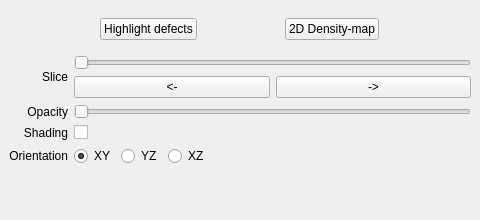
Qt form modules/4DCT/iA4DCTPlaneDockWidget.ui (3dct/open_iA) before a commit.
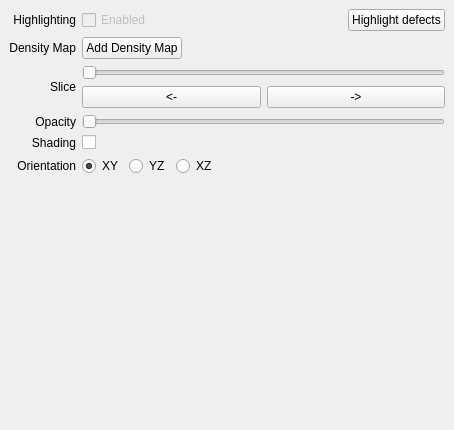
The same form after that commit.

Commit message: Added a checkbox to enable/disable highlighting

Patch:
```diff
--- a/modules/4DCT/iA4DCTPlaneDockWidget.ui
+++ b/modules/4DCT/iA4DCTPlaneDockWidget.ui
@@ -6,8 +6,8 @@
    <rect>
     <x>0</x>
     <y>0</y>
-    <width>480</width>
-    <height>220</height>
+    <width>454</width>
+    <height>430</height>
    </rect>
   </property>
   <property name="windowTitle">
@@ -15,151 +15,7 @@
   </property>
   <widget class="QWidget" name="dockWidgetContents">
    <layout class="QGridLayout" name="gridLayout">
-    <item row="7" column="0" colspan="2">
-     <spacer name="verticalSpacer">
-      <property name="orientation">
-       <enum>Qt::Vertical</enum>
-      </property>
-      <property name="sizeHint" stdset="0">
-       <size>
-        <width>20</width>
-        <height>40</height>
-       </size>
-      </property>
-     </spacer>
-    </item>
-    <item row="4" column="1">
-     <widget class="QCheckBox" name="cbShading">
-      <property name="text">
-       <string/>
-      </property>
-     </widget>
-    </item>
-    <item row="6" column="0">
-     <widget class="QLabel" name="label_3">
-      <property name="text">
-       <string>Orientation</string>
-      </property>
-      <property name="alignment">
-       <set>Qt::AlignRight|Qt::AlignTrailing|Qt::AlignVCenter</set>
-      </property>
-     </widget>
-    </item>
-    <item row="3" column="0">
-     <widget class="QLabel" name="label_2">
-      <property name="text">
-       <string>Opacity</string>
-      </property>
-      <property name="alignment">
-       <set>Qt::AlignRight|Qt::AlignTrailing|Qt::AlignVCenter</set>
-      </property>
-     </widget>
-    </item>
-    <item row="3" column="1">
-     <widget class="QSlider" name="sOpacity">
-      <property name="maximum">
-       <number>999</number>
-      </property>
-      <property name="orientation">
-       <enum>Qt::Horizontal</enum>
-      </property>
-     </widget>
-    </item>
-    <item row="1" column="0">
-     <widget class="QLabel" name="label">
-      <property name="text">
-       <string>Slice</string>
-      </property>
-      <property name="alignment">
-       <set>Qt::AlignRight|Qt::AlignTrailing|Qt::AlignVCenter</set>
-      </property>
-     </widget>
-    </item>
-    <item row="4" column="0">
-     <widget class="QLabel" name="label_4">
-      <property name="text">
-       <string>Shading</string>
-      </property>
-      <property name="alignment">
-       <set>Qt::AlignRight|Qt::AlignTrailing|Qt::AlignVCenter</set>
-      </property>
-     </widget>
-    </item>
-    <item row="0" column="0" colspan="2">
-     <widget class="QWidget" name="widget_2" native="true">
-      <layout class="QHBoxLayout" name="horizontalLayout_2">
-       <item>
-        <widget class="QPushButton" name="pbHighlightDefects">
-         <property name="sizePolicy">
-          <sizepolicy hsizetype="Maximum" vsizetype="Fixed">
-           <horstretch>0</horstretch>
-           <verstretch>0</verstretch>
-          </sizepolicy>
-         </property>
-         <property name="text">
-          <string>Highlight defects</string>
-         </property>
-        </widget>
-       </item>
-       <item>
-        <widget class="QPushButton" name="pbDensityMap">
-         <property name="sizePolicy">
-          <sizepolicy hsizetype="Maximum" vsizetype="Fixed">
-           <horstretch>0</horstretch>
-           <verstretch>0</verstretch>
-          </sizepolicy>
-         </property>
-         <property name="text">
-          <string>2D Density-map</string>
-         </property>
-        </widget>
-       </item>
-      </layout>
-     </widget>
-    </item>
-    <item row="1" column="1">
-     <widget class="QWidget" name="widget_3" native="true">
-      <layout class="QGridLayout" name="gridLayout_2">
-       <property name="leftMargin">
-        <number>0</number>
-       </property>
-       <property name="topMargin">
-        <number>0</number>
-       </property>
-       <property name="rightMargin">
-        <number>0</number>
-       </property>
-       <property name="bottomMargin">
-        <number>0</number>
-       </property>
-       <item row="1" column="0">
-        <widget class="QPushButton" name="pbPrevious">
-         <property name="text">
-          <string>&lt;-</string>
-         </property>
-        </widget>
-       </item>
-       <item row="1" column="1">
-        <widget class="QPushButton" name="pbNext">
-         <property name="text">
-          <string>-&gt;</string>
-         </property>
-        </widget>
-       </item>
-       <item row="0" column="0" colspan="2">
-        <widget class="QSlider" name="sSlice">
-         <property name="maximum">
-          <number>9999</number>
-         </property>
-         <property name="orientation">
-          <enum>Qt::Horizontal</enum>
-         </property>
-        </widget>
-       </item>
-      </layout>
-     </widget>
-    </item>
-    <item row="6" column="1">
+    <item row="8" column="1">
      <widget class="QWidget" name="widget" native="true">
       <layout class="QHBoxLayout" name="horizontalLayout">
        <property name="leftMargin">
@@ -214,6 +70,192 @@
       </layout>
      </widget>
     </item>
+    <item row="3" column="1">
+     <widget class="QWidget" name="widget_3" native="true">
+      <layout class="QGridLayout" name="gridLayout_2">
+       <property name="leftMargin">
+        <number>0</number>
+       </property>
+       <property name="topMargin">
+        <number>0</number>
+       </property>
+       <property name="rightMargin">
+        <number>0</number>
+       </property>
+       <property name="bottomMargin">
+        <number>0</number>
+       </property>
+       <item row="1" column="0">
+        <widget class="QPushButton" name="pbPrevious">
+         <property name="text">
+          <string>&lt;-</string>
+         </property>
+        </widget>
+       </item>
+       <item row="1" column="1">
+        <widget class="QPushButton" name="pbNext">
+         <property name="text">
+          <string>-&gt;</string>
+         </property>
+        </widget>
+       </item>
+       <item row="0" column="0" colspan="2">
+        <widget class="QSlider" name="sSlice">
+         <property name="maximum">
+          <number>9999</number>
+         </property>
+         <property name="orientation">
+          <enum>Qt::Horizontal</enum>
+         </property>
+        </widget>
+       </item>
+      </layout>
+     </widget>
+    </item>
+    <item row="5" column="0">
+     <widget class="QLabel" name="label_2">
+      <property name="text">
+       <string>Opacity</string>
+      </property>
+      <property name="alignment">
+       <set>Qt::AlignRight|Qt::AlignTrailing|Qt::AlignVCenter</set>
+      </property>
+     </widget>
+    </item>
+    <item row="8" column="0">
+     <widget class="QLabel" name="label_3">
+      <property name="text">
+       <string>Orientation</string>
+      </property>
+      <property name="alignment">
+       <set>Qt::AlignRight|Qt::AlignTrailing|Qt::AlignVCenter</set>
+      </property>
+     </widget>
+    </item>
+    <item row="3" column="0">
+     <widget class="QLabel" name="label">
+      <property name="text">
+       <string>Slice</string>
+      </property>
+      <property name="alignment">
+       <set>Qt::AlignRight|Qt::AlignTrailing|Qt::AlignVCenter</set>
+      </property>
+     </widget>
+    </item>
+    <item row="6" column="0">
+     <widget class="QLabel" name="label_4">
+      <property name="text">
+       <string>Shading</string>
+      </property>
+      <property name="alignment">
+       <set>Qt::AlignRight|Qt::AlignTrailing|Qt::AlignVCenter</set>
+      </property>
+     </widget>
+    </item>
+    <item row="5" column="1">
+     <widget class="QSlider" name="sOpacity">
+      <property name="maximum">
+       <number>999</number>
+      </property>
+      <property name="orientation">
+       <enum>Qt::Horizontal</enum>
+      </property>
+     </widget>
+    </item>
+    <item row="9" column="0" colspan="2">
+     <spacer name="verticalSpacer">
+      <property name="orientation">
+       <enum>Qt::Vertical</enum>
+      </property>
+      <property name="sizeHint" stdset="0">
+       <size>
+        <width>20</width>
+        <height>40</height>
+       </size>
+      </property>
+     </spacer>
+    </item>
+    <item row="6" column="1">
+     <widget class="QCheckBox" name="cbShading">
+      <property name="text">
+       <string/>
+      </property>
+     </widget>
+    </item>
+    <item row="1" column="1">
+     <widget class="QWidget" name="widget_2" native="true">
+      <layout class="QHBoxLayout" name="horizontalLayout_2">
+       <property name="leftMargin">
+        <number>0</number>
+       </property>
+       <property name="topMargin">
+        <number>0</number>
+       </property>
+       <property name="rightMargin">
+        <number>0</number>
+       </property>
+       <property name="bottomMargin">
+        <number>0</number>
+       </property>
+       <item>
+        <widget class="QCheckBox" name="cbHighlighting">
+         <property name="enabled">
+          <bool>false</bool>
+         </property>
+         <property name="text">
+          <string>Enabled</string>
+         </property>
+        </widget>
+       </item>
+       <item>
+        <widget class="QPushButton" name="pbHighlightDefects">
+         <property name="sizePolicy">
+          <sizepolicy hsizetype="Maximum" vsizetype="Fixed">
+           <horstretch>0</horstretch>
+           <verstretch>0</verstretch>
+          </sizepolicy>
+         </property>
+         <property name="text">
+          <string>Highlight defects</string>
+         </property>
+        </widget>
+       </item>
+      </layout>
+     </widget>
+    </item>
+    <item row="1" column="0">
+     <widget class="QLabel" name="label_5">
+      <property name="text">
+       <string>Highlighting</string>
+      </property>
+      <property name="alignment">
+       <set>Qt::AlignRight|Qt::AlignTrailing|Qt::AlignVCenter</set>
+      </property>
+     </widget>
+    </item>
+    <item row="2" column="0">
+     <widget class="QLabel" name="label_6">
+      <property name="text">
+       <string>Density Map</string>
+      </property>
+      <property name="alignment">
+       <set>Qt::AlignRight|Qt::AlignTrailing|Qt::AlignVCenter</set>
+      </property>
+     </widget>
+    </item>
+    <item row="2" column="1">
+     <widget class="QPushButton" name="pbDensityMap">
+      <property name="sizePolicy">
+       <sizepolicy hsizetype="Maximum" vsizetype="Fixed">
+        <horstretch>0</horstretch>
+        <verstretch>0</verstretch>
+       </sizepolicy>
+      </property>
+      <property name="text">
+       <string>Add Density Map</string>
+      </property>
+     </widget>
+    </item>
    </layout>
   </widget>
  </widget>
```
The commit also changes 4 other files.
